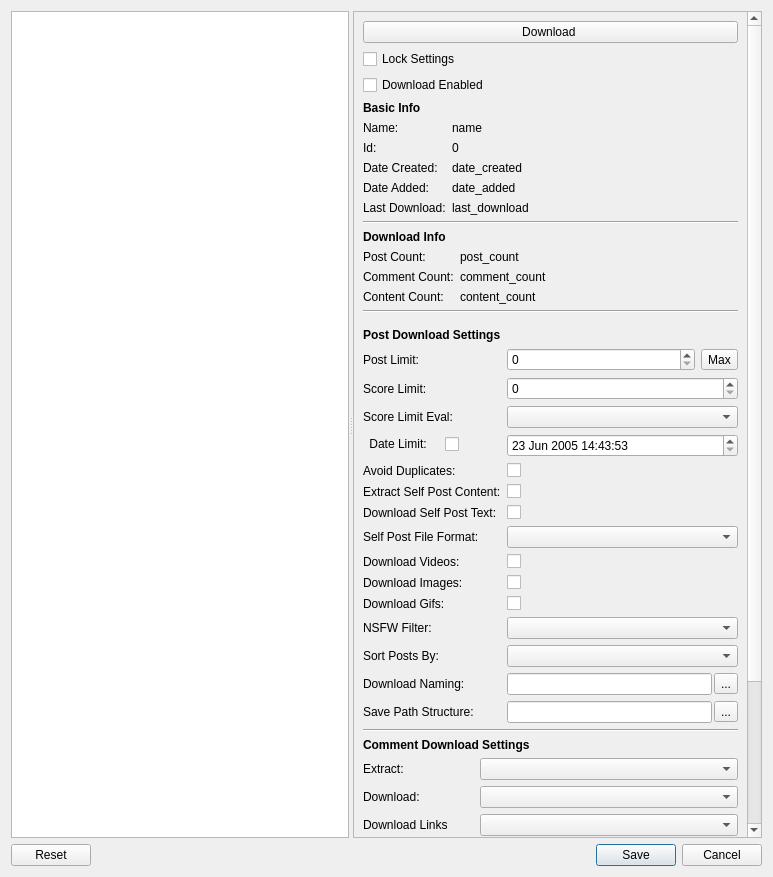
This is DownloaderForReddit/GUI_Resources/RedditObjectSettingsDialog.ui in MalloyDelacroix/DownloaderForReddit as Qt 5 draws it before an edit. The edited form follows.
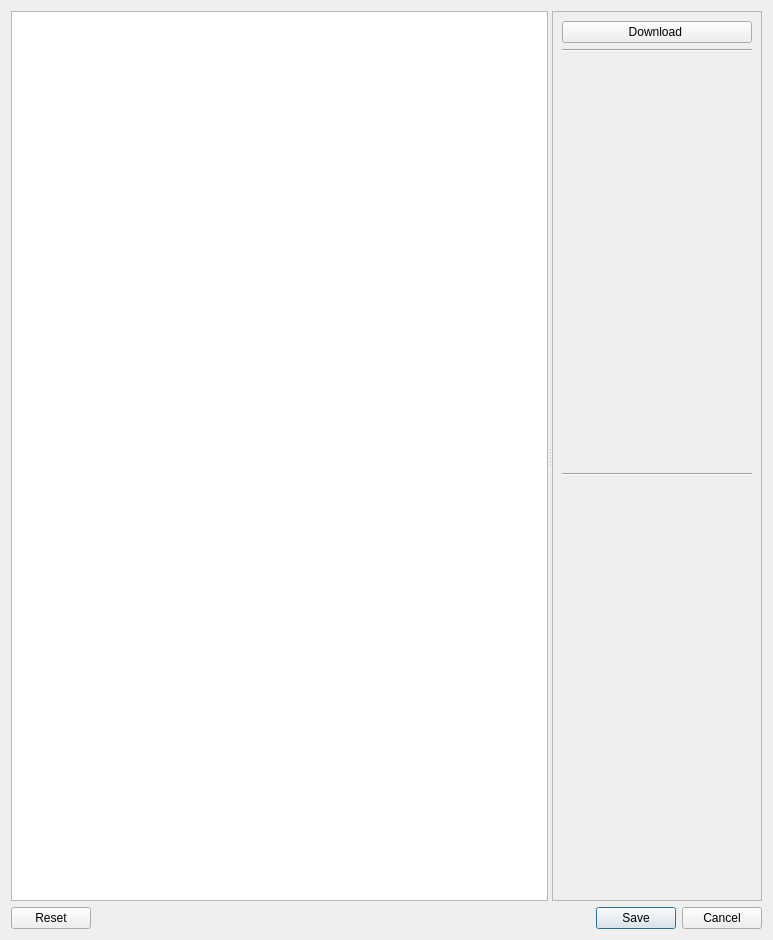
This is the edited form. Custom widgets are drawn as their Qt base class.

Commit message: Modularize settings and info widgets for object settings dialogs

```diff
--- a/DownloaderForReddit/GUI_Resources/RedditObjectSettingsDialog.ui
+++ b/DownloaderForReddit/GUI_Resources/RedditObjectSettingsDialog.ui
@@ -7,7 +7,7 @@
     <x>0</x>
     <y>0</y>
     <width>773</width>
-    <height>877</height>
+    <height>940</height>
    </rect>
   </property>
   <property name="windowTitle">
@@ -41,130 +41,29 @@
         <rect>
          <x>0</x>
          <y>0</y>
-         <width>437</width>
-         <height>1354</height>
+         <width>463</width>
+         <height>867</height>
         </rect>
        </property>
        <layout class="QVBoxLayout" name="verticalLayout_2">
         <item>
          <layout class="QVBoxLayout" name="verticalLayout">
           <item>
-           <layout class="QGridLayout" name="gridLayout_3">
-            <item row="1" column="0">
-             <widget class="QCheckBox" name="lock_settings_checkbox">
-              <property name="toolTip">
-               <string>When checked, the settings in this window will not be overwritten due to changes in the main settings window</string>
-              </property>
-              <property name="layoutDirection">
-               <enum>Qt::LeftToRight</enum>
-              </property>
-              <property name="text">
-               <string>Lock Settings</string>
-              </property>
-             </widget>
-            </item>
-            <item row="0" column="0">
-             <widget class="QPushButton" name="download_button">
-              <property name="text">
-               <string>Download </string>
-              </property>
-             </widget>
-            </item>
-            <item row="2" column="0">
-             <widget class="QCheckBox" name="enable_download_checkbox">
-              <property name="text">
-               <string>Download Enabled</string>
-              </property>
-             </widget>
-            </item>
-           </layout>
+           <widget class="QPushButton" name="download_button">
+            <property name="text">
+             <string>Download </string>
+            </property>
+           </widget>
           </item>
           <item>
-           <layout class="QFormLayout" name="info_form">
-            <item row="1" column="0">
-             <widget class="QLabel" name="label">
-              <property name="text">
-               <string>Name:</string>
-              </property>
-             </widget>
-            </item>
-            <item row="2" column="0">
-             <widget class="QLabel" name="label_2">
-              <property name="text">
-               <string>Id:</string>
-              </property>
-             </widget>
-            </item>
-            <item row="3" column="0">
-             <widget class="QLabel" name="label_3">
-              <property name="text">
-               <string>Date Created:</string>
-              </property>
-             </widget>
-            </item>
-            <item row="4" column="0">
-             <widget class="QLabel" name="label_4">
-              <property name="text">
-               <string>Date Added:</string>
-              </property>
-             </widget>
-            </item>
-            <item row="5" column="0">
-             <widget class="QLabel" name="label_5">
-              <property name="text">
-               <string>Last Download:</string>
-              </property>
-             </widget>
-            </item>
-            <item row="1" column="1">
-             <widget class="QLabel" name="name_label">
-              <property name="text">
-               <string>name</string>
-              </property>
-             </widget>
-            </item>
-            <item row="2" column="1">
-             <widget class="QLabel" name="id_label">
-              <property name="text">
-               <string>0</string>
-              </property>
-             </widget>
-            </item>
-            <item row="3" column="1">
-             <widget class="QLabel" name="date_created_label">
-              <property name="text">
-               <string>date_created</string>
-              </property>
-             </widget>
-            </item>
-            <item row="4" column="1">
-             <widget class="QLabel" name="date_added_label">
-              <property name="text">
-               <string>date_added</string>
-              </property>
-             </widget>
-            </item>
-            <item row="5" column="1">
-             <widget class="QLabel" name="last_download_label">
-              <property name="text">
-               <string>last_download</string>
-              </property>
-             </widget>
-            </item>
-            <item row="0" column="0" colspan="2">
-             <widget class="QLabel" name="label_27">
-              <property name="font">
-               <font>
-                <weight>75</weight>
-                <bold>true</bold>
-               </font>
-              </property>
-              <property name="text">
-               <string>Basic Info</string>
-              </property>
-             </widget>
-            </item>
-           </layout>
+           <widget class="Line" name="line_2">
+            <property name="orientation">
+             <enum>Qt::Horizontal</enum>
+            </property>
+           </widget>
+          </item>
+          <item>
+           <widget class="ObjectInfoWidget" name="info_widget" native="true"/>
           </item>
           <item>
            <widget class="Line" name="line">
@@ -174,512 +73,7 @@
            </widget>
           </item>
           <item>
-           <layout class="QFormLayout" name="download_info_form">
-            <item row="1" column="0">
-             <widget class="QLabel" name="label_6">
-              <property name="text">
-               <string>Post Count:</string>
-              </property>
-             </widget>
-            </item>
-            <item row="1" column="1">
-             <widget class="QLabel" name="post_count_label">
-              <property name="text">
-               <string>post_count</string>
-              </property>
-             </widget>
-            </item>
-            <item row="2" column="0">
-             <widget class="QLabel" name="label_8">
-              <property name="text">
-               <string>Comment Count:</string>
-              </property>
-             </widget>
-            </item>
-            <item row="2" column="1">
-             <widget class="QLabel" name="comment_count_label">
-              <property name="text">
-               <string>comment_count</string>
-              </property>
-             </widget>
-            </item>
-            <item row="3" column="0">
-             <widget class="QLabel" name="label_10">
-              <property name="text">
-               <string>Content Count:</string>
-              </property>
-             </widget>
-            </item>
-            <item row="3" column="1">
-             <widget class="QLabel" name="content_count_label">
-              <property name="text">
-               <string>content_count</string>
-              </property>
-             </widget>
-            </item>
-            <item row="0" column="0" colspan="2">
-             <widget class="QLabel" name="label_26">
-              <property name="font">
-               <font>
-                <weight>75</weight>
-                <bold>true</bold>
-               </font>
-              </property>
-              <property name="text">
-               <string>Download Info</string>
-              </property>
-             </widget>
-            </item>
-           </layout>
-          </item>
-          <item>
-           <widget class="Line" name="line_4">
-            <property name="orientation">
-             <enum>Qt::Horizontal</enum>
-            </property>
-           </widget>
-          </item>
-          <item>
-           <layout class="QFormLayout" name="post_download_form">
-            <item row="0" column="0">
-             <widget class="Line" name="line_2">
-              <property name="orientation">
-               <enum>Qt::Horizontal</enum>
-              </property>
-             </widget>
-            </item>
-            <item row="1" column="0" colspan="2">
-             <widget class="QLabel" name="label_19">
-              <property name="font">
-               <font>
-                <weight>75</weight>
-                <bold>true</bold>
-               </font>
-              </property>
-              <property name="text">
-               <string>Post Download Settings</string>
-              </property>
-              <property name="alignment">
-               <set>Qt::AlignLeading|Qt::AlignLeft|Qt::AlignVCenter</set>
-              </property>
-             </widget>
-            </item>
-            <item row="3" column="0">
-             <widget class="QLabel" name="label_7">
-              <property name="text">
-               <string>Post Limit:</string>
-              </property>
-             </widget>
-            </item>
-            <item row="3" column="1">
-             <layout class="QHBoxLayout" name="horizontalLayout_3">
-              <item>
-               <widget class="QSpinBox" name="post_limit_spinbox">
-                <property name="maximum">
-                 <number>1000</number>
-                </property>
-               </widget>
-              </item>
-              <item>
-               <widget class="QToolButton" name="post_limit_max_button">
-                <property name="text">
-                 <string>Max</string>
-                </property>
-               </widget>
-              </item>
-             </layout>
-            </item>
-            <item row="4" column="0">
-             <widget class="QLabel" name="label_9">
-              <property name="text">
-               <string>Score Limit:</string>
-              </property>
-             </widget>
-            </item>
-            <item row="4" column="1">
-             <widget class="QSpinBox" name="score_limit_spinbox">
-              <property name="maximum">
-               <number>10000000</number>
-              </property>
-             </widget>
-            </item>
-            <item row="5" column="0">
-             <widget class="QLabel" name="label_11">
-              <property name="text">
-               <string>Score Limit Eval:</string>
-              </property>
-             </widget>
-            </item>
-            <item row="5" column="1">
-             <widget class="QComboBox" name="score_limit_operator_combo"/>
-            </item>
-            <item row="6" column="0">
-             <widget class="QCheckBox" name="date_limit_checkbox">
-              <property name="layoutDirection">
-               <enum>Qt::RightToLeft</enum>
-              </property>
-              <property name="text">
-               <string>Date Limit:    </string>
-              </property>
-             </widget>
-            </item>
-            <item row="6" column="1">
-             <widget class="QDateTimeEdit" name="date_limit_edit">
-              <property name="dateTime">
-               <datetime>
-                <hour>14</hour>
-                <minute>43</minute>
-                <second>53</second>
-                <year>2005</year>
-                <month>6</month>
-                <day>23</day>
-               </datetime>
-              </property>
-              <property name="minimumDateTime">
-               <datetime>
-                <hour>14</hour>
-                <minute>43</minute>
-                <second>53</second>
-                <year>2005</year>
-                <month>6</month>
-                <day>23</day>
-               </datetime>
-              </property>
-             </widget>
-            </item>
-            <item row="7" column="0">
-             <widget class="QLabel" name="label_12">
-              <property name="text">
-               <string>Avoid Duplicates:</string>
-              </property>
-             </widget>
-            </item>
-            <item row="7" column="1">
-             <widget class="QCheckBox" name="avoid_duplicates_checkbox">
-              <property name="text">
-               <string/>
-              </property>
-             </widget>
-            </item>
-            <item row="8" column="0">
-             <widget class="QLabel" name="label_30">
-              <property name="text">
-               <string>Extract Self Post Content:</string>
-              </property>
-             </widget>
-            </item>
-            <item row="8" column="1">
-             <widget class="QCheckBox" name="extract_self_post_content_checkbox">
-              <property name="text">
-               <string/>
-              </property>
-             </widget>
-            </item>
-            <item row="11" column="0">
-             <widget class="QLabel" name="label_13">
-              <property name="text">
-               <string>Download Videos:</string>
-              </property>
-             </widget>
-            </item>
-            <item row="11" column="1">
-             <widget class="QCheckBox" name="download_videos_checkbox">
-              <property name="text">
-               <string/>
-              </property>
-             </widget>
-            </item>
-            <item row="12" column="0">
-             <widget class="QLabel" name="label_14">
-              <property name="text">
-               <string>Download Images:</string>
-              </property>
-             </widget>
-            </item>
-            <item row="12" column="1">
-             <widget class="QCheckBox" name="download_images_checkbox">
-              <property name="text">
-               <string/>
-              </property>
-             </widget>
-            </item>
-            <item row="13" column="0">
-             <widget class="QLabel" name="label_29">
-              <property name="text">
-               <string>Download Gifs:</string>
-              </property>
-             </widget>
-            </item>
-            <item row="13" column="1">
-             <widget class="QCheckBox" name="download_gifs_checkbox">
-              <property name="text">
-               <string/>
-              </property>
-             </widget>
-            </item>
-            <item row="14" column="0">
-             <widget class="QLabel" name="label_28">
-              <property name="text">
-               <string>NSFW Filter:</string>
-              </property>
-             </widget>
-            </item>
-            <item row="14" column="1">
-             <widget class="QComboBox" name="nsfw_filter_combo"/>
-            </item>
-            <item row="15" column="0">
-             <widget class="QLabel" name="label_16">
-              <property name="text">
-               <string>Sort Posts By:</string>
-              </property>
-             </widget>
-            </item>
-            <item row="15" column="1">
-             <widget class="QComboBox" name="post_sort_combo"/>
-            </item>
-            <item row="18" column="0">
-             <widget class="QLabel" name="label_17">
-              <property name="text">
-               <string>Download Naming:</string>
-              </property>
-             </widget>
-            </item>
-            <item row="19" column="0">
-             <widget class="QLabel" name="save_structure_label">
-              <property name="text">
-               <string>Save Path Structure:</string>
-              </property>
-             </widget>
-            </item>
-            <item row="9" column="0">
-             <widget class="QLabel" name="label_15">
-              <property name="text">
-               <string>Download Self Post Text:</string>
-              </property>
-             </widget>
-            </item>
-            <item row="10" column="0">
-             <widget class="QLabel" name="label_31">
-              <property name="text">
-               <string>Self Post File Format:</string>
-              </property>
-             </widget>
-            </item>
-            <item row="9" column="1">
-             <widget class="QCheckBox" name="download_self_post_text_checkbox">
-              <property name="text">
-               <string/>
-              </property>
-             </widget>
-            </item>
-            <item row="10" column="1">
-             <widget class="QComboBox" name="self_post_file_format_combo"/>
-            </item>
-            <item row="18" column="1">
-             <layout class="QHBoxLayout" name="horizontalLayout_2">
-              <property name="spacing">
-               <number>2</number>
-              </property>
-              <item>
-               <widget class="QLineEdit" name="post_download_naming_line_edit"/>
-              </item>
-              <item>
-               <widget class="QToolButton" name="post_download_naming_available_tokens_button">
-                <property name="toolTip">
-                 <string>See available tokens</string>
-                </property>
-                <property name="text">
-                 <string>...</string>
-                </property>
-               </widget>
-              </item>
-             </layout>
-            </item>
-            <item row="19" column="1">
-             <layout class="QHBoxLayout" name="horizontalLayout_5">
-              <property name="spacing">
-               <number>2</number>
-              </property>
-              <item>
-               <widget class="QLineEdit" name="post_save_path_structure_line_edit"/>
-              </item>
-              <item>
-               <widget class="QToolButton" name="post_save_structure_available_tokens_button">
-                <property name="toolTip">
-                 <string>See available tokens</string>
-                </property>
-                <property name="text">
-                 <string>...</string>
-                </property>
-               </widget>
-              </item>
-             </layout>
-            </item>
-           </layout>
-          </item>
-          <item>
-           <widget class="Line" name="line_3">
-            <property name="orientation">
-             <enum>Qt::Horizontal</enum>
-            </property>
-           </widget>
-          </item>
-          <item>
-           <layout class="QFormLayout" name="comment_download_form">
-            <item row="0" column="0" colspan="2">
-             <widget class="QLabel" name="label_20">
-              <property name="font">
-               <font>
-                <weight>75</weight>
-                <bold>true</bold>
-               </font>
-              </property>
-              <property name="text">
-               <string>Comment Download Settings</string>
-              </property>
-             </widget>
-            </item>
-            <item row="3" column="0">
-             <widget class="QLabel" name="label_22">
-              <property name="text">
-               <string>Download:</string>
-              </property>
-             </widget>
-            </item>
-            <item row="3" column="1">
-             <widget class="QComboBox" name="comment_download_combo"/>
-            </item>
-            <item row="4" column="0">
-             <widget class="QLabel" name="label_21">
-              <property name="text">
-               <string>Download Links</string>
-              </property>
-             </widget>
-            </item>
-            <item row="4" column="1">
-             <widget class="QComboBox" name="comment_content_download_combo"/>
-            </item>
-            <item row="5" column="0">
-             <widget class="QLabel" name="label_23">
-              <property name="text">
-               <string>Comment Limit:</string>
-              </property>
-             </widget>
-            </item>
-            <item row="6" column="0">
-             <widget class="QLabel" name="label_24">
-              <property name="text">
-               <string>Score Limit:</string>
-              </property>
-             </widget>
-            </item>
-            <item row="6" column="1">
-             <widget class="QSpinBox" name="comment_score_limit_spinbox">
-              <property name="maximum">
-               <number>10000000</number>
-              </property>
-             </widget>
-            </item>
-            <item row="7" column="0">
-             <widget class="QLabel" name="label_25">
-              <property name="text">
-               <string>Score Limit Eval:</string>
-              </property>
-             </widget>
-            </item>
-            <item row="7" column="1">
-             <widget class="QComboBox" name="comment_score_operator_combo"/>
-            </item>
-            <item row="8" column="0">
-             <widget class="QLabel" name="label_18">
-              <property name="text">
-               <string>Sort Comments By:</string>
-              </property>
-             </widget>
-            </item>
-            <item row="8" column="1">
-             <widget class="QComboBox" name="comment_sort_combo"/>
-            </item>
-            <item row="5" column="1">
-             <layout class="QHBoxLayout" name="horizontalLayout_4">
-              <item>
-               <widget class="QSpinBox" name="comment_limit_spinbox">
-                <property name="toolTip">
-                 <string>Only limits top level comment.  May pull more comments depending on replies</string>
-                </property>
-                <property name="maximum">
-                 <number>10000</number>
-                </property>
-               </widget>
-              </item>
-              <item>
-               <widget class="QToolButton" name="comment_limit_max_button">
-                <property name="text">
-                 <string>Max</string>
-                </property>
-               </widget>
-              </item>
-             </layout>
-            </item>
-            <item row="2" column="0">
-             <widget class="QLabel" name="label_32">
-              <property name="text">
-               <string>Extract:</string>
-              </property>
-             </widget>
-            </item>
-            <item row="2" column="1">
-             <widget class="QComboBox" name="comment_extract_combo"/>
-            </item>
-            <item row="9" column="0">
-             <widget class="QLabel" name="label_33">
-              <property name="text">
-               <string>Download Naming:</string>
-              </property>
-             </widget>
-            </item>
-            <item row="10" column="0">
-             <widget class="QLabel" name="label_34">
-              <property name="text">
-               <string>Save Path Structure:</string>
-              </property>
-             </widget>
-            </item>
-            <item row="9" column="1">
-             <layout class="QHBoxLayout" name="horizontalLayout_6">
-              <item>
-               <widget class="QLineEdit" name="comment_download_naming_line_edit"/>
-              </item>
-              <item>
-               <widget class="QToolButton" name="comment_download_naming_available_tokens_button">
-                <property name="toolTip">
-                 <string>See available tokens</string>
-                </property>
-                <property name="text">
-                 <string>...</string>
-                </property>
-               </widget>
-              </item>
-             </layout>
-            </item>
-            <item row="10" column="1">
-             <layout class="QHBoxLayout" name="horizontalLayout_7">
-              <item>
-               <widget class="QLineEdit" name="comment_save_path_structure_line_edit"/>
-              </item>
-              <item>
-               <widget class="QToolButton" name="comment_save_structure_available_tokens_button">
-                <property name="toolTip">
-                 <string>See available tokens</string>
-                </property>
-                <property name="text">
-                 <string>...</string>
-                </property>
-               </widget>
-              </item>
-             </layout>
-            </item>
-           </layout>
+           <widget class="ObjectSettingsWidget" name="settings_widget" native="true"/>
           </item>
          </layout>
         </item>
@@ -724,6 +118,20 @@
    </item>
   </layout>
  </widget>
+ <customwidgets>
+  <customwidget>
+   <class>ObjectInfoWidget</class>
+   <extends>QWidget</extends>
+   <header>DownloaderForReddit/GUI/widgets/ObjectInfoWidget</header>
+   <container>1</container>
+  </customwidget>
+  <customwidget>
+   <class>ObjectSettingsWidget</class>
+   <extends>QWidget</extends>
+   <header>DownloaderForReddit/GUI/widgets/ObjectSettingsWidget</header>
+   <container>1</container>
+  </customwidget>
+ </customwidgets>
  <resources/>
  <connections/>
 </ui>
```
The commit also changes 9 other files.
